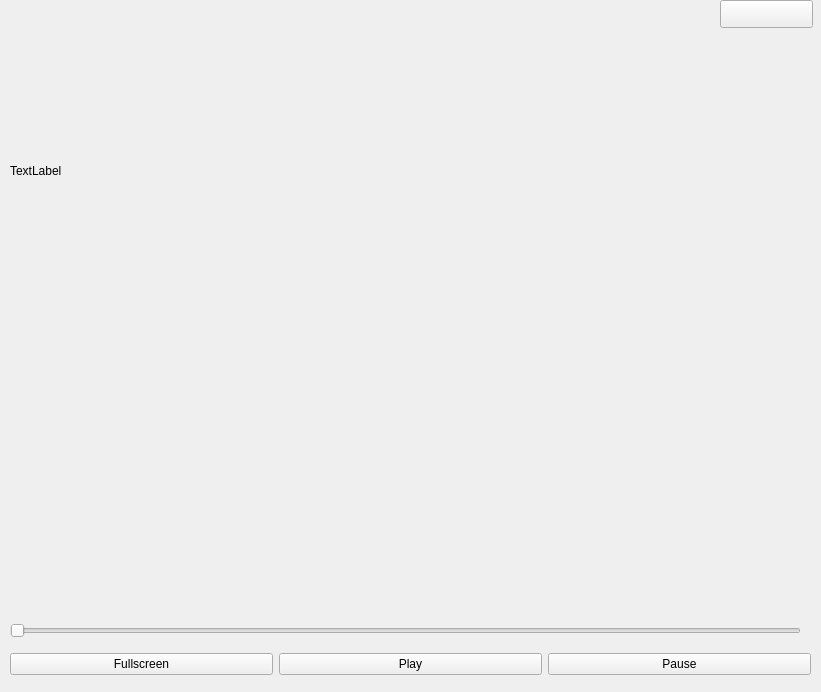
First picture: the form in MyPlayer/player_ui.ui, repository THU17cyz/RTP_Project, before the edit.
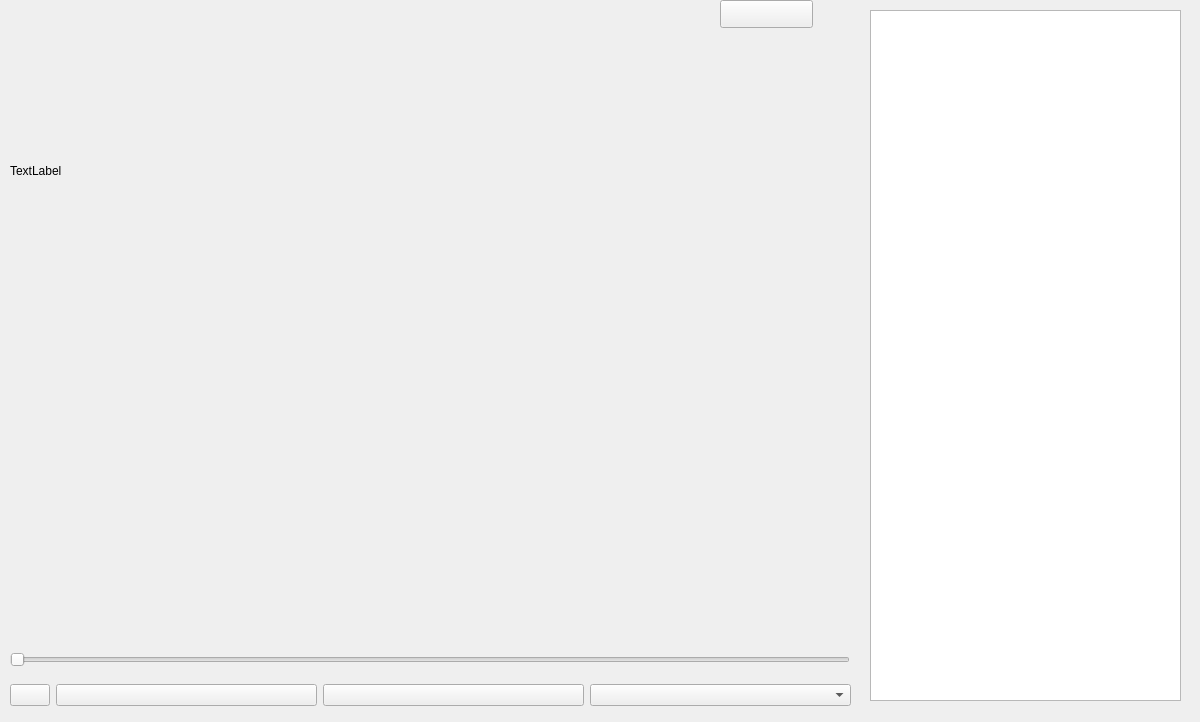
Second picture: the form after the edit.

Patch:
```diff
--- a/MyPlayer/player_ui.ui
+++ b/MyPlayer/player_ui.ui
@@ -6,8 +6,8 @@
    <rect>
     <x>0</x>
     <y>0</y>
-    <width>821</width>
-    <height>692</height>
+    <width>1200</width>
+    <height>722</height>
    </rect>
   </property>
   <property name="windowTitle">
@@ -18,8 +18,8 @@
     <rect>
      <x>10</x>
      <y>10</y>
-     <width>800</width>
-     <height>600</height>
+     <width>840</width>
+     <height>630</height>
     </rect>
    </property>
    <property name="text">
@@ -43,9 +43,9 @@
    <property name="geometry">
     <rect>
      <x>10</x>
-     <y>620</y>
-     <width>791</width>
-     <height>22</height>
+     <y>650</y>
+     <width>840</width>
+     <height>20</height>
     </rect>
    </property>
    <property name="orientation">
@@ -56,8 +56,8 @@
    <property name="geometry">
     <rect>
      <x>10</x>
-     <y>649</y>
-     <width>801</width>
+     <y>680</y>
+     <width>841</width>
      <height>31</height>
     </rect>
    </property>
@@ -67,25 +67,34 @@
     </property>
     <item>
      <widget class="QPushButton" name="FullScreenBtn">
+      <property name="sizePolicy">
+       <sizepolicy hsizetype="Fixed" vsizetype="Fixed">
+        <horstretch>0</horstretch>
+        <verstretch>0</verstretch>
+       </sizepolicy>
+      </property>
       <property name="text">
-       <string>Fullscreen</string>
+       <string/>
       </property>
      </widget>
     </item>
     <item>
      <widget class="QPushButton" name="PlayBtn">
       <property name="text">
-       <string>Play</string>
+       <string/>
       </property>
      </widget>
     </item>
     <item>
      <widget class="QPushButton" name="PauseBtn">
       <property name="text">
-       <string>Pause</string>
+       <string/>
       </property>
      </widget>
     </item>
+    <item>
+     <widget class="QComboBox" name="PlaySpeedBox"/>
+    </item>
    </layout>
   </widget>
   <widget class="QPushButton" name="ExitFullScreenBtn">
@@ -101,6 +110,16 @@
     <string/>
    </property>
   </widget>
+  <widget class="QListWidget" name="PlayList">
+   <property name="geometry">
+    <rect>
+     <x>870</x>
+     <y>10</y>
+     <width>311</width>
+     <height>691</height>
+    </rect>
+   </property>
+  </widget>
  </widget>
  <resources/>
  <connections/>
```
